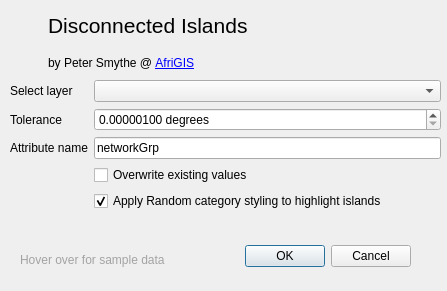
First picture: the form in disconnected_islands_dialog_base.ui, repository petersmythe/disconnected-islands, before the edit.
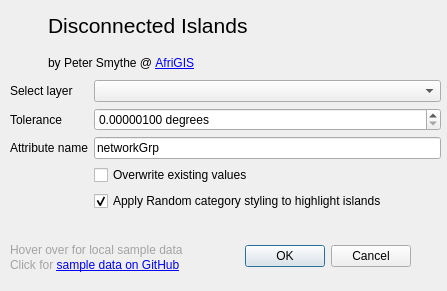
Second picture: the form after the edit. Icons and pictures are not drawn.

Commit message: v1.0.3 (2016-04-11)     - handle error for ESRI Shapefile if attribute name is larger than 10 characters     - added general exception handling     - added link to GitHub sample data in UI

Patch:
```diff
--- a/disconnected_islands_dialog_base.ui
+++ b/disconnected_islands_dialog_base.ui
@@ -34,7 +34,7 @@
     <rect>
      <x>10</x>
      <y>10</y>
-     <width>301</width>
+     <width>305</width>
      <height>68</height>
     </rect>
    </property>
@@ -200,9 +200,9 @@
   <widget class="QLabel" name="label_6">
    <property name="geometry">
     <rect>
-     <x>20</x>
-     <y>250</y>
-     <width>171</width>
+     <x>10</x>
+     <y>240</y>
+     <width>201</width>
      <height>20</height>
     </rect>
    </property>
@@ -210,7 +210,26 @@
     <string>&lt;html&gt;&lt;head/&gt;&lt;body&gt;&lt;p&gt;Please find sample data in your plugins directory: ~/.qgis2/python/plugins/disconnected-islands/sample data/islands.shp&lt;/p&gt;&lt;/body&gt;&lt;/html&gt;</string>
    </property>
    <property name="text">
-    <string>&lt;html&gt;&lt;head/&gt;&lt;body&gt;&lt;p&gt;&lt;span style=&quot; color:#a3a3a3;&quot;&gt;Hover over for sample data&lt;/span&gt;&lt;/p&gt;&lt;/body&gt;&lt;/html&gt;</string>
+    <string>&lt;html&gt;&lt;head/&gt;&lt;body&gt;&lt;p&gt;&lt;span style=&quot; color:#a3a3a3;&quot;&gt;Hover over for local sample data&lt;/span&gt;&lt;/p&gt;&lt;/body&gt;&lt;/html&gt;</string>
+   </property>
+  </widget>
+  <widget class="QLabel" name="labelRemoteSampleData">
+   <property name="geometry">
+    <rect>
+     <x>10</x>
+     <y>255</y>
+     <width>201</width>
+     <height>20</height>
+    </rect>
+   </property>
+   <property name="toolTip">
+    <string>https://github.com/AfriGIS-South-Africa/disconnected-islands/raw/master/sample-data/islands.zip</string>
+   </property>
+   <property name="text">
+    <string>&lt;html&gt;&lt;head/&gt;&lt;body&gt;&lt;p&gt;&lt;span style=&quot; color:#a3a3a3;&quot;&gt;Click for &lt;a href=&quot;https://github.com/AfriGIS-South-Africa/disconnected-islands/raw/master/sample-data/islands.zip&quot;&gt;&lt;span style=&quot; text-decoration: underline; color:#0000ff;&quot;&gt;sample data on GitHub&lt;/span&gt;&lt;/a&gt;&lt;/span&gt;&lt;/p&gt;&lt;/body&gt;&lt;/html&gt;</string>
+   </property>
+   <property name="openExternalLinks">
+    <bool>true</bool>
    </property>
   </widget>
   <zorder>layoutWidget</zorder>
```
Left out of the diff: 9 changed lines with no effect on the pictures. The commit also changes 2 other files.
